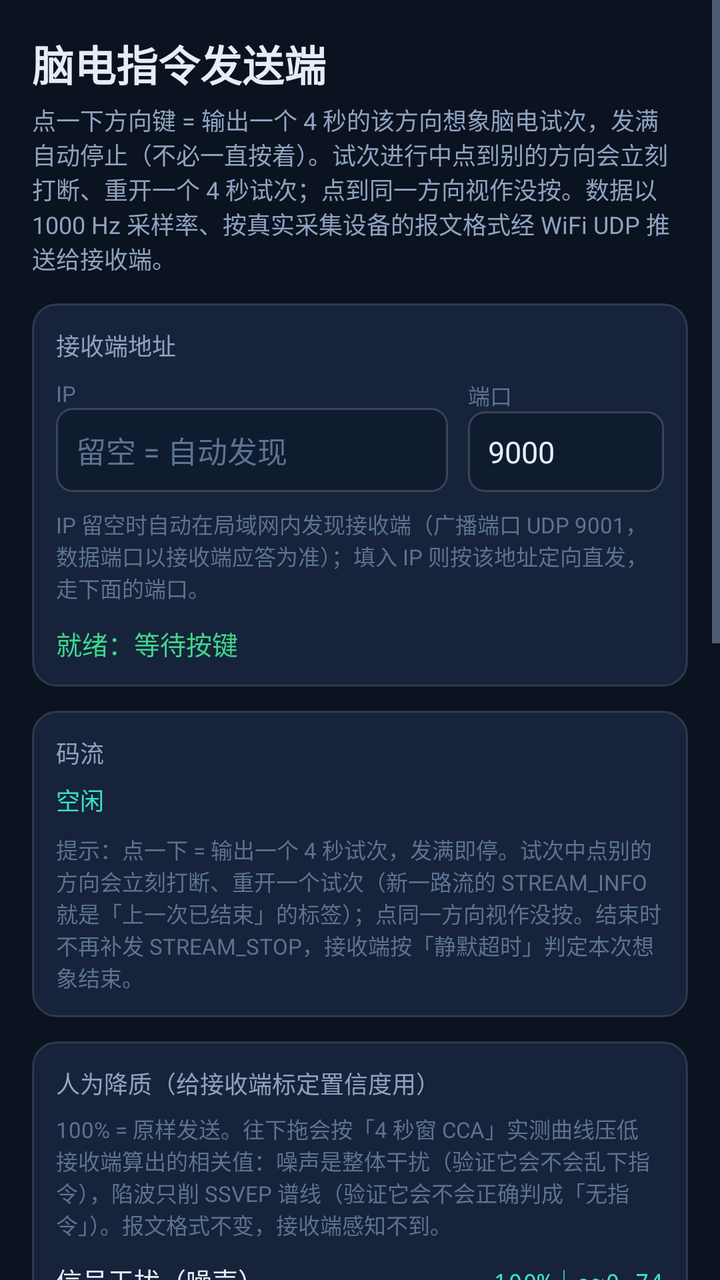
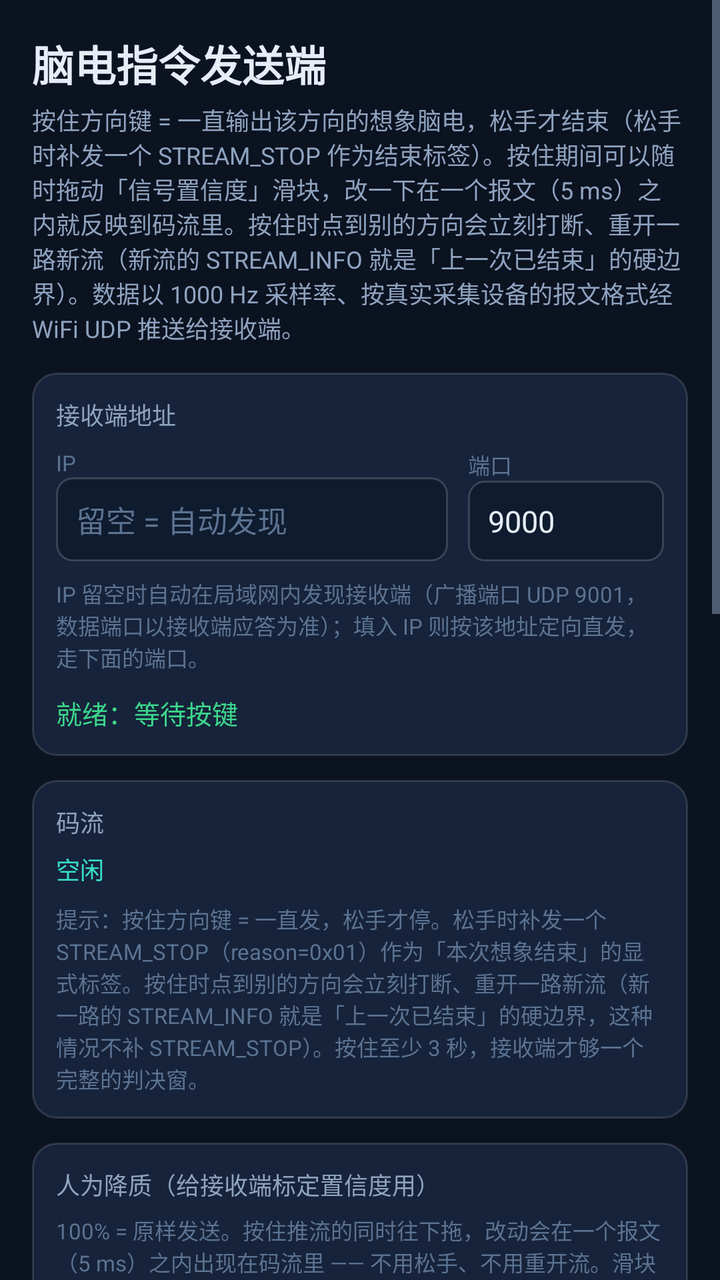

Compare the two renders of this Android layout. The source of the first and the diff that turns it into the second are given below.
<!-- AndroidManifest.xml: application theme Theme.EEGSender -->
<!-- res/layout/activity_main.xml -->
<?xml version="1.0" encoding="utf-8"?>
<ScrollView xmlns:android="http://schemas.android.com/apk/res/android"
    android:layout_width="match_parent"
    android:layout_height="match_parent"
    android:background="@color/bg_dark"
    android:fillViewport="true">

    <LinearLayout
        android:layout_width="match_parent"
        android:layout_height="wrap_content"
        android:orientation="vertical"
        android:padding="16dp">

        <TextView
            android:id="@+id/tvTitle"
            android:layout_width="match_parent"
            android:layout_height="wrap_content"
            android:text="@string/title"
            android:textColor="@color/text_primary"
            android:textSize="21sp"
            android:textStyle="bold" />

        <TextView
            android:id="@+id/tvSubtitle"
            android:layout_width="match_parent"
            android:layout_height="wrap_content"
            android:layout_marginTop="4dp"
            android:text="@string/subtitle"
            android:textColor="@color/text_secondary"
            android:textSize="12sp" />

        
        <LinearLayout
            android:layout_width="match_parent"
            android:layout_height="wrap_content"
            android:layout_marginTop="14dp"
            android:background="@drawable/bg_card"
            android:orientation="vertical"
            android:padding="12dp">

            <TextView
                android:layout_width="wrap_content"
                android:layout_height="wrap_content"
                android:text="@string/label_target"
                android:textColor="@color/text_secondary"
                android:textSize="12sp" />

            <LinearLayout
                android:layout_width="match_parent"
                android:layout_height="wrap_content"
                android:layout_marginTop="8dp"
                android:orientation="horizontal">

                <LinearLayout
                    android:layout_width="0dp"
                    android:layout_height="wrap_content"
                    android:layout_weight="2"
                    android:orientation="vertical">

                    <TextView
                        android:layout_width="wrap_content"
                        android:layout_height="wrap_content"
                        android:text="@string/label_ip"
                        android:textColor="@color/text_hint"
                        android:textSize="11sp" />

                    <EditText
                        android:id="@+id/etIp"
                        android:layout_width="match_parent"
                        android:layout_height="wrap_content"
                        android:background="@drawable/bg_input"
                        android:hint="@string/hint_ip"
                        android:inputType="text"
                        android:maxLines="1"
                        android:padding="10dp"
                        android:text=""
                        android:textColor="@color/text_primary"
                        android:textColorHint="@color/text_hint"
                        android:textSize="15sp" />
                </LinearLayout>

                <LinearLayout
                    android:layout_width="0dp"
                    android:layout_height="wrap_content"
                    android:layout_marginStart="10dp"
                    android:layout_weight="1"
                    android:orientation="vertical">

                    <TextView
                        android:layout_width="wrap_content"
                        android:layout_height="wrap_content"
                        android:text="@string/label_port"
                        android:textColor="@color/text_hint"
                        android:textSize="11sp" />

                    <EditText
                        android:id="@+id/etPort"
                        android:layout_width="match_parent"
                        android:layout_height="wrap_content"
                        android:background="@drawable/bg_input"
                        android:hint="@string/hint_port"
                        android:inputType="number"
                        android:maxLines="1"
                        android:padding="10dp"
                        android:text="9000"
                        android:textColor="@color/text_primary"
                        android:textColorHint="@color/text_hint"
                        android:textSize="15sp" />
                </LinearLayout>
            </LinearLayout>

            <TextView
                android:id="@+id/tvTargetMode"
                android:layout_width="match_parent"
                android:layout_height="wrap_content"
                android:layout_marginTop="8dp"
                android:text="@string/hint_target_mode"
                android:textColor="@color/text_hint"
                android:textSize="11sp" />

            <TextView
                android:id="@+id/tvStatus"
                android:layout_width="match_parent"
                android:layout_height="wrap_content"
                android:layout_marginTop="10dp"
                android:text="@string/status_idle"
                android:textColor="@color/ok"
                android:textSize="13sp" />
        </LinearLayout>

        
        <LinearLayout
            android:layout_width="match_parent"
            android:layout_height="wrap_content"
            android:layout_marginTop="12dp"
            android:background="@drawable/bg_card"
            android:orientation="vertical"
            android:padding="12dp">

            <TextView
                android:layout_width="wrap_content"
                android:layout_height="wrap_content"
                android:text="@string/label_stream"
                android:textColor="@color/text_secondary"
                android:textSize="12sp" />

            <TextView
                android:id="@+id/tvStream"
                android:layout_width="match_parent"
                android:layout_height="wrap_content"
                android:layout_marginTop="6dp"
                android:fontFamily="monospace"
                android:text="@string/stream_idle"
                android:textColor="@color/primary"
                android:textSize="12sp" />

            <TextView
                android:layout_width="match_parent"
                android:layout_height="wrap_content"
                android:layout_marginTop="8dp"
                android:text="@string/hint_trial"
                android:textColor="@color/text_hint"
                android:textSize="11sp" />
        </LinearLayout>

        
        <LinearLayout
            android:layout_width="match_parent"
            android:layout_height="wrap_content"
            android:layout_marginTop="12dp"
            android:background="@drawable/bg_card"
            android:orientation="vertical"
            android:padding="12dp">

            <TextView
                android:layout_width="wrap_content"
                android:layout_height="wrap_content"
                android:text="@string/label_degrade"
                android:textColor="@color/text_secondary"
                android:textSize="12sp" />

            <TextView
                android:layout_width="match_parent"
                android:layout_height="wrap_content"
                android:layout_marginTop="6dp"
                android:text="@string/hint_degrade"
                android:textColor="@color/text_hint"
                android:textSize="11sp" />

            
            <LinearLayout
                android:layout_width="match_parent"
                android:layout_height="wrap_content"
                android:layout_marginTop="10dp"
                android:orientation="horizontal">

                <TextView
                    android:layout_width="0dp"
                    android:layout_height="wrap_content"
                    android:layout_weight="1"
                    android:text="@string/label_noise"
                    android:textColor="@color/text_primary"
                    android:textSize="13sp" />

                <TextView
                    android:id="@+id/tvNoiseValue"
                    android:layout_width="wrap_content"
                    android:layout_height="wrap_content"
                    android:fontFamily="monospace"
                    android:text="@string/degrade_value_full"
                    android:textColor="@color/primary"
                    android:textSize="12sp" />
            </LinearLayout>

            <SeekBar
                android:id="@+id/sbNoise"
                android:layout_width="match_parent"
                android:layout_height="wrap_content"
                android:max="100"
                android:progress="100"
                android:progressBackgroundTint="@color/btn_direction"
                android:progressTint="@color/primary"
                android:thumbTint="@color/primary" />

            
            <LinearLayout
                android:layout_width="match_parent"
                android:layout_height="wrap_content"
                android:orientation="horizontal">

                <TextView
                    android:layout_width="0dp"
                    android:layout_height="wrap_content"
                    android:layout_weight="1"
                    android:text="@string/label_notch"
                    android:textColor="@color/text_primary"
                    android:textSize="13sp" />

                <TextView
                    android:id="@+id/tvNotchValue"
                    android:layout_width="wrap_content"
                    android:layout_height="wrap_content"
                    android:fontFamily="monospace"
                    android:text="@string/degrade_value_full"
                    android:textColor="@color/primary"
                    android:textSize="12sp" />
            </LinearLayout>

            <SeekBar
                android:id="@+id/sbNotch"
                android:layout_width="match_parent"
                android:layout_height="wrap_content"
                android:max="100"
                android:progress="100"
                android:progressBackgroundTint="@color/btn_direction"
                android:progressTint="@color/primary"
                android:thumbTint="@color/primary" />

            <TextView
                android:id="@+id/tvDegradeState"
                android:layout_width="match_parent"
                android:layout_height="wrap_content"
                android:layout_marginTop="6dp"
                android:text="@string/degrade_off"
                android:textColor="@color/text_hint"
                android:textSize="11sp" />
        </LinearLayout>

        
        <LinearLayout
            android:layout_width="match_parent"
            android:layout_height="wrap_content"
            android:layout_marginTop="18dp"
            android:gravity="center_horizontal"
            android:orientation="vertical">

            
            <Button
                android:id="@+id/btnForward"
                style="@style/CmdButton"
                android:background="@drawable/bg_btn_direction"
                android:text="@string/cmd_forward" />

            <LinearLayout
                android:layout_width="wrap_content"
                android:layout_height="wrap_content"
                android:layout_marginTop="10dp"
                android:orientation="horizontal">

                
                <Button
                    android:id="@+id/btnLeft"
                    style="@style/CmdButton"
                    android:background="@drawable/bg_btn_direction"
                    android:text="@string/cmd_left" />

                
                <Button
                    android:id="@+id/btnStop"
                    style="@style/CmdButton"
                    android:layout_marginStart="10dp"
                    android:layout_marginEnd="10dp"
                    android:background="@drawable/bg_btn_stop"
                    android:text="@string/cmd_stop" />

                
                <Button
                    android:id="@+id/btnRight"
                    style="@style/CmdButton"
                    android:background="@drawable/bg_btn_direction"
                    android:text="@string/cmd_right" />
            </LinearLayout>

            
            <Button
                android:id="@+id/btnBackward"
                style="@style/CmdButton"
                android:layout_marginTop="10dp"
                android:background="@drawable/bg_btn_direction"
                android:text="@string/cmd_backward" />
        </LinearLayout>

        
        <LinearLayout
            android:layout_width="match_parent"
            android:layout_height="wrap_content"
            android:layout_marginTop="18dp"
            android:gravity="center_vertical"
            android:orientation="horizontal">

            <TextView
                android:layout_width="0dp"
                android:layout_height="wrap_content"
                android:layout_weight="1"
                android:text="@string/label_log"
                android:textColor="@color/text_secondary"
                android:textSize="13sp"
                android:textStyle="bold" />

            <Button
                android:id="@+id/btnClearLog"
                android:layout_width="wrap_content"
                android:layout_height="wrap_content"
                android:backgroundTint="@null"
                android:minWidth="0dp"
                android:paddingStart="10dp"
                android:paddingEnd="10dp"
                android:text="@string/btn_clear_log"
                android:textColor="@color/primary"
                android:textSize="12sp" />
        </LinearLayout>

        <TextView
            android:id="@+id/tvLog"
            android:layout_width="match_parent"
            android:layout_height="wrap_content"
            android:layout_marginTop="6dp"
            android:background="@drawable/bg_card"
            android:fontFamily="monospace"
            android:lineSpacingExtra="3dp"
            android:minHeight="120dp"
            android:padding="10dp"
            android:textColor="@color/text_secondary"
            android:textSize="11sp" />

    </LinearLayout>
</ScrollView>
<!-- resources referenced by this layout -->
<resources>
  <color name="bg_dark">#FF0B1220</color>
  <color name="btn_direction">#FF1E3350</color>
  <color name="ok">#FF3DD68C</color>
  <color name="primary">#FF38E1C8</color>
  <color name="text_hint">#FF5C7392</color>
  <color name="text_primary">#FFE6EDF7</color>
  <color name="text_secondary">#FF8FA3BF</color>
  <!-- drawable bg_card (drawable) -->
  <?xml version="1.0" encoding="utf-8"?>
  <shape xmlns:android="http://schemas.android.com/apk/res/android"
      android:shape="rectangle">
      <solid android:color="@color/bg_card" />
      <corners android:radius="12dp" />
      <stroke
          android:width="1dp"
          android:color="#22FFFFFF" />
  </shape>
  <!-- drawable bg_input (drawable) -->
  <?xml version="1.0" encoding="utf-8"?>
  <shape xmlns:android="http://schemas.android.com/apk/res/android"
      android:shape="rectangle">
      <solid android:color="@color/bg_input" />
      <corners android:radius="8dp" />
      <stroke
          android:width="1dp"
          android:color="#2AFFFFFF" />
  </shape>
  <string name="btn_clear_log">清空日志</string>
  <string name="cmd_backward">↓ 后退</string>
  <string name="cmd_forward">↑ 前进</string>
  <string name="cmd_left">← 左转</string>
  <string name="cmd_right">→ 右转</string>
  <string name="cmd_stop">■ 停</string>
  <string name="degrade_off">未降质：发出的就是原始录制数据</string>
  <string name="degrade_value_full">100%｜ρ≈0.74</string>
  <string name="hint_degrade">100% = 原样发送。往下拖会按「4 秒窗 CCA」实测曲线压低接收端算出的相关值：噪声是整体干扰（验证它会不会乱下指令），陷波只削 SSVEP 谱线（验证它会不会正确判成「无指令」）。报文格式不变，接收端感知不到。</string>
  <string name="hint_ip">留空 = 自动发现</string>
  <string name="hint_port">9000</string>
  <string name="hint_target_mode">IP 留空时自动在局域网内发现接收端（广播端口 UDP 9001，数据端口以接收端应答为准）；填入 IP 则按该地址定向直发，走下面的端口。</string>
  <string name="hint_trial">提示：点一下 = 输出一个 4 秒试次，发满即停。试次中点别的方向会立刻打断、重开一个试次（新一路流的 STREAM_INFO 就是「上一次已结束」的标签）；点同一方向视作没按。结束时不再补发 STREAM_STOP，接收端按「静默超时」判定本次想象结束。</string>
  <string name="label_degrade">人为降质（给接收端标定置信度用）</string>
  <string name="label_ip">IP</string>
  <string name="label_log">发送日志</string>
  <string name="label_noise">信号干扰（噪声）</string>
  <string name="label_notch">SSVEP 削弱（陷波）</string>
  <string name="label_port">端口</string>
  <string name="label_stream">码流</string>
  <string name="label_target">接收端地址</string>
  <string name="status_idle">就绪：等待按键</string>
  <string name="stream_idle">空闲</string>
  <string name="subtitle">点一下方向键 = 输出一个 4 秒的该方向想象脑电试次，发满自动停止（不必一直按着）。试次进行中点到别的方向会立刻打断、重开一个 4 秒试次；点到同一方向视作没按。数据以 1000 Hz 采样率、按真实采集设备的报文格式经 WiFi UDP 推送给接收端。</string>
  <string name="title">脑电指令发送端</string>
  <style name="CmdButton" parent="Widget.AppCompat.Button">
          <item name="android:layout_width">112dp</item>
          <item name="android:layout_height">96dp</item>
          <item name="android:textColor">@color/text_primary</item>
          <item name="android:textSize">17sp</item>
          <item name="android:textStyle">bold</item>
          <item name="android:backgroundTint">@null</item>
          <item name="android:stateListAnimator">@null</item>
          <item name="android:gravity">center</item>
          <item name="android:letterSpacing">0.02</item>
      </style>
  <color name="btn_direction_pressed">#FF2A4770</color>
  <color name="btn_direction_stroke">#338FA3BF</color>
  <color name="btn_stop_pressed">#FF8C1D18</color>
  <color name="btn_stop">#FFB3261E</color>
  <color name="btn_stop_stroke">#66FF8A80</color>
  <color name="bg_card">#FF16233A</color>
  <color name="bg_input">#FF0F1B2E</color>
  <color name="primary_dark">#FF0E7C6B</color>
  <!-- unchanged entries left out for length: 3 -->
</resources>

<!-- the commit's change to res/layout/activity_main.xml (unified diff, before → after) -->
@@ -1,5 +1,6 @@
 <?xml version="1.0" encoding="utf-8"?>
 <ScrollView xmlns:android="http://schemas.android.com/apk/res/android"
+    android:id="@+id/svRoot"
     android:layout_width="match_parent"
     android:layout_height="match_parent"
     android:background="@color/bg_dark"
@@ -198,12 +199,12 @@
                     android:layout_width="0dp"
                     android:layout_height="wrap_content"
                     android:layout_weight="1"
-                    android:text="@string/label_noise"
+                    android:text="@string/label_confidence"
                     android:textColor="@color/text_primary"
                     android:textSize="13sp" />
 
                 <TextView
-                    android:id="@+id/tvNoiseValue"
+                    android:id="@+id/tvConfidenceValue"
                     android:layout_width="wrap_content"
                     android:layout_height="wrap_content"
                     android:fontFamily="monospace"
@@ -213,41 +214,7 @@
             </LinearLayout>
 
             <SeekBar
-                android:id="@+id/sbNoise"
-                android:layout_width="match_parent"
-                android:layout_height="wrap_content"
-                android:max="100"
-                android:progress="100"
-                android:progressBackgroundTint="@color/btn_direction"
-                android:progressTint="@color/primary"
-                android:thumbTint="@color/primary" />
-
-            
-            <LinearLayout
-                android:layout_width="match_parent"
-                android:layout_height="wrap_content"
-                android:orientation="horizontal">
-
-                <TextView
-                    android:layout_width="0dp"
-                    android:layout_height="wrap_content"
-                    android:layout_weight="1"
-                    android:text="@string/label_notch"
-                    android:textColor="@color/text_primary"
-                    android:textSize="13sp" />
-
-                <TextView
-                    android:id="@+id/tvNotchValue"
-                    android:layout_width="wrap_content"
-                    android:layout_height="wrap_content"
-                    android:fontFamily="monospace"
-                    android:text="@string/degrade_value_full"
-                    android:textColor="@color/primary"
-                    android:textSize="12sp" />
-            </LinearLayout>
-
-            <SeekBar
-                android:id="@+id/sbNotch"
+                android:id="@+id/sbConfidence"
                 android:layout_width="match_parent"
                 android:layout_height="wrap_content"
                 android:max="100"
<!-- resource entries referenced after the edit -->
@@ -35,22 +35,21 @@
   <string name="cmd_stop">■ 停</string>
   <string name="degrade_off">未降质：发出的就是原始录制数据</string>
   <string name="degrade_value_full">100%｜ρ≈0.74</string>
-  <string name="hint_degrade">100% = 原样发送。往下拖会按「4 秒窗 CCA」实测曲线压低接收端算出的相关值：噪声是整体干扰（验证它会不会乱下指令），陷波只削 SSVEP 谱线（验证它会不会正确判成「无指令」）。报文格式不变，接收端感知不到。</string>
+  <string name="hint_degrade" formatted="false">100% = 原样发送。按住推流的同时往下拖，改动会在一个报文（5 ms）之内出现在码流里 —— 不用松手、不用重开流。滑块直接代表「信号置信度」，按「3 秒窗 CCA」的实测曲线压低接收端算出的相关值：它是确定性的 SSVEP 谱线削弱（背景脑电不动），只验证接收端会不会正确判成「无指令」。大约拖到 76% 以下，接收端就会从「认得出方向」翻成「判成无指令」。报文格式不变，接收端感知不到。</string>
   <string name="hint_ip">留空 = 自动发现</string>
   <string name="hint_port">9000</string>
   <string name="hint_target_mode">IP 留空时自动在局域网内发现接收端（广播端口 UDP 9001，数据端口以接收端应答为准）；填入 IP 则按该地址定向直发，走下面的端口。</string>
-  <string name="hint_trial">提示：点一下 = 输出一个 4 秒试次，发满即停。试次中点别的方向会立刻打断、重开一个试次（新一路流的 STREAM_INFO 就是「上一次已结束」的标签）；点同一方向视作没按。结束时不再补发 STREAM_STOP，接收端按「静默超时」判定本次想象结束。</string>
+  <string name="hint_trial">提示：按住方向键 = 一直发，松手才停。松手时补发一个 STREAM_STOP（reason=0x01）作为「本次想象结束」的显式标签。按住时点到别的方向会立刻打断、重开一路新流（新一路的 STREAM_INFO 就是「上一次已结束」的硬边界，这种情况不补 STREAM_STOP）。按住至少 3 秒，接收端才够一个完整的判决窗。</string>
+  <string name="label_confidence">信号置信度</string>
   <string name="label_degrade">人为降质（给接收端标定置信度用）</string>
   <string name="label_ip">IP</string>
   <string name="label_log">发送日志</string>
-  <string name="label_noise">信号干扰（噪声）</string>
-  <string name="label_notch">SSVEP 削弱（陷波）</string>
   <string name="label_port">端口</string>
   <string name="label_stream">码流</string>
   <string name="label_target">接收端地址</string>
   <string name="status_idle">就绪：等待按键</string>
   <string name="stream_idle">空闲</string>
-  <string name="subtitle">点一下方向键 = 输出一个 4 秒的该方向想象脑电试次，发满自动停止（不必一直按着）。试次进行中点到别的方向会立刻打断、重开一个 4 秒试次；点到同一方向视作没按。数据以 1000 Hz 采样率、按真实采集设备的报文格式经 WiFi UDP 推送给接收端。</string>
+  <string name="subtitle">按住方向键 = 一直输出该方向的想象脑电，松手才结束（松手时补发一个 STREAM_STOP 作为结束标签）。按住期间可以随时拖动「信号置信度」滑块，改一下在一个报文（5 ms）之内就反映到码流里。按住时点到别的方向会立刻打断、重开一路新流（新流的 STREAM_INFO 就是「上一次已结束」的硬边界）。数据以 1000 Hz 采样率、按真实采集设备的报文格式经 WiFi UDP 推送给接收端。</string>
   <string name="title">脑电指令发送端</string>
   <style name="CmdButton" parent="Widget.AppCompat.Button">
           <item name="android:layout_width">112dp</item>
@@ -62,6 +61,10 @@
           <item name="android:stateListAnimator">@null</item>
           <item name="android:gravity">center</item>
           <item name="android:letterSpacing">0.02</item>
+          
+          <item name="android:focusable">false</item>
+          <item name="android:focusableInTouchMode">false</item>
+          <item name="android:clickable">true</item>
       </style>
   <color name="btn_direction_pressed">#FF2A4770</color>
   <color name="btn_direction_stroke">#338FA3BF</color>
